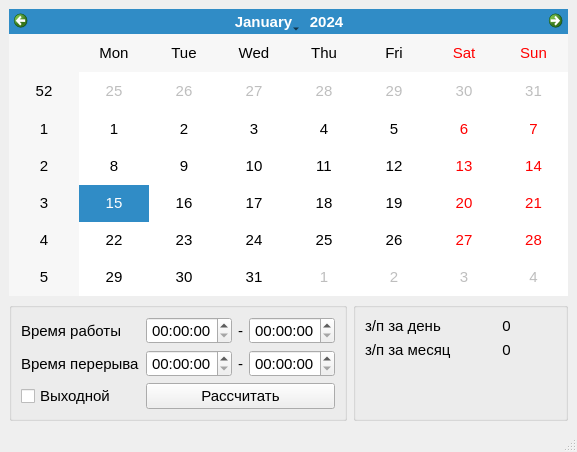
Old version of the form ui/MainWindow.ui in the repository namespace-red/salary-calculator.
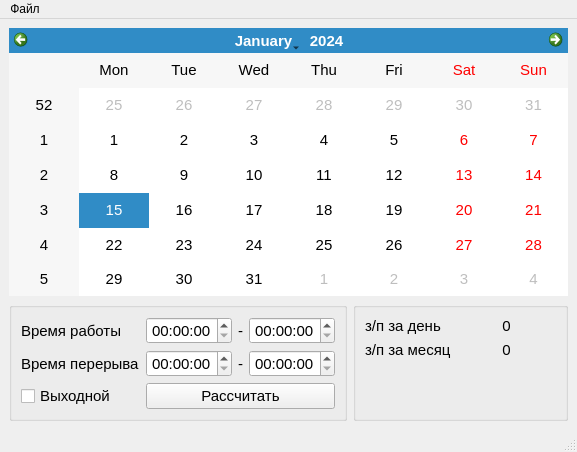
New version of the form.

Commit message: Added opening settings through the menu.

What changed in the file:
```diff
--- a/ui/MainWindow.ui
+++ b/ui/MainWindow.ui
@@ -342,6 +342,13 @@
      <height>25</height>
     </rect>
    </property>
+   <widget class="QMenu" name="menu">
+    <property name="title">
+     <string>Файл</string>
+    </property>
+    <addaction name="settingsAction"/>
+   </widget>
+   <addaction name="menu"/>
   </widget>
   <widget class="QStatusBar" name="statusbar"/>
  </widget>
```
Left out of the diff: 5 changed lines with no effect on the pictures. The commit also changes 6 other files.
